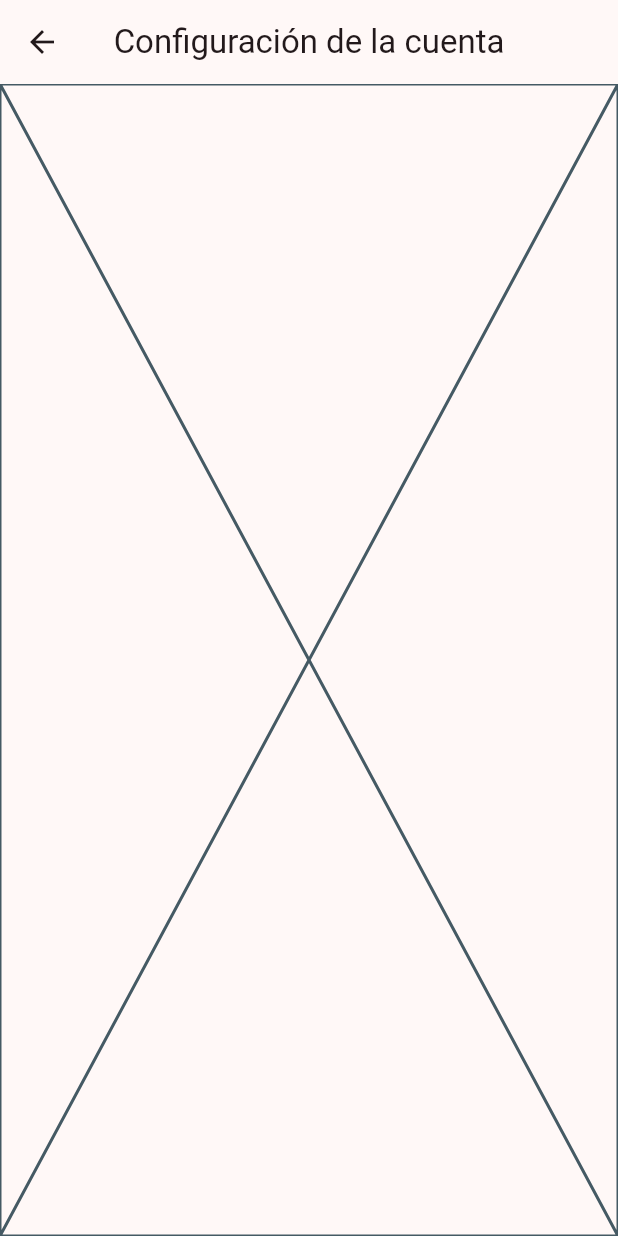
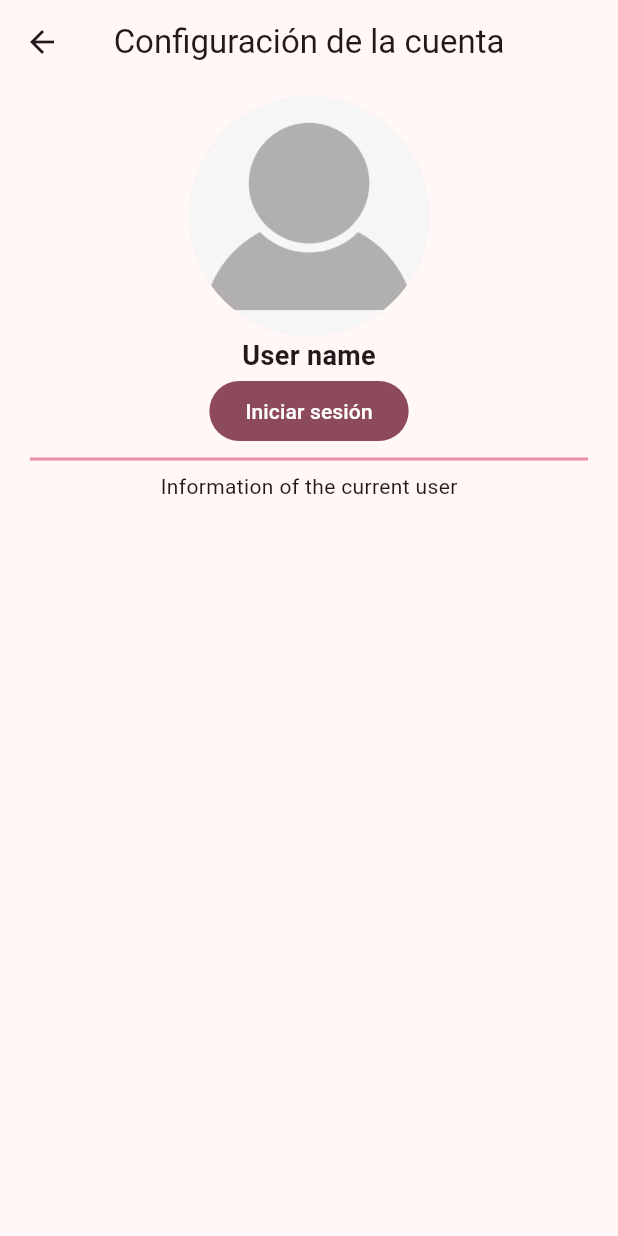
Before and after one commit to cristiangranero90/movies_app, a Flutter app: the screen it shows after launch, item 3 of the bottom bar chosen, on a phone screen of 412 x 824 dp. Run offline on Flutter 3.47's test engine with Material 3 defaults, Android fonts, the phone set to English and light mode, and no system bars; our stand-ins replace dio, sqflite; accounts and stored records are empty; network calls fail.

Commit message:
Added information to setting screen

```diff
--- a/lib/presentation/screens/settings/settings_screen.dart
+++ b/lib/presentation/screens/settings/settings_screen.dart
@@ -15,7 +15,34 @@ class SettingsScreen extends StatelessWidget {
             },
             icon: const Icon(Icons.arrow_back)),
       ),
-      body: const Placeholder(),
+      body: SizedBox(
+        width: double.maxFinite,
+        child: Padding(
+          padding: const EdgeInsets.symmetric(vertical: 8.0, horizontal: 20),
+          child: Column(
+            mainAxisAlignment: MainAxisAlignment.center,
+            crossAxisAlignment: CrossAxisAlignment.center,
+            mainAxisSize: MainAxisSize.min,
+            children: [
+              const CircleAvatar(
+                maxRadius: 80,
+                backgroundImage: AssetImage('images/empty_profile.png'),
+              ),
+              const Text(
+                'User name',
+                style: TextStyle(fontSize: 18, fontWeight: FontWeight.bold),
+              ),
+              FilledButton(
+                  onPressed: () {}, child: const Text('Iniciar sesión')),
+              const Divider(
+                thickness: 2,
+                color: Color.fromARGB(255, 235, 141, 172),
+              ),
+              const Text('Information of the current user'),
+            ],
+          ),
+        ),
+      ),
     );
   }
 }
--- a/pubspec.yaml
+++ b/pubspec.yaml
@@ -61,7 +61,8 @@ flutter:
   # included with your application, so that you can use the icons in
   # the material Icons class.
   uses-material-design: true
-
+  assets:
+    - images/empty_profile.png
   # To add assets to your application, add an assets section, like this:
   # assets:
   #   - images/a_dot_burr.jpeg
```
Also changed, not shown: images/empty_profile.png (added).
